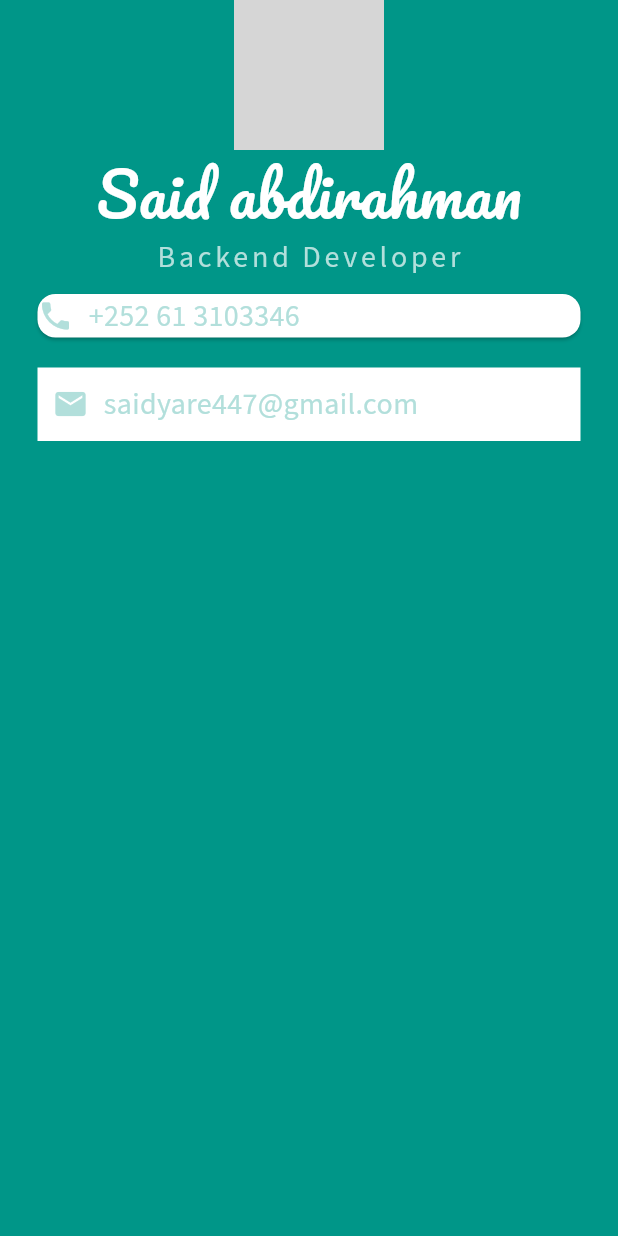
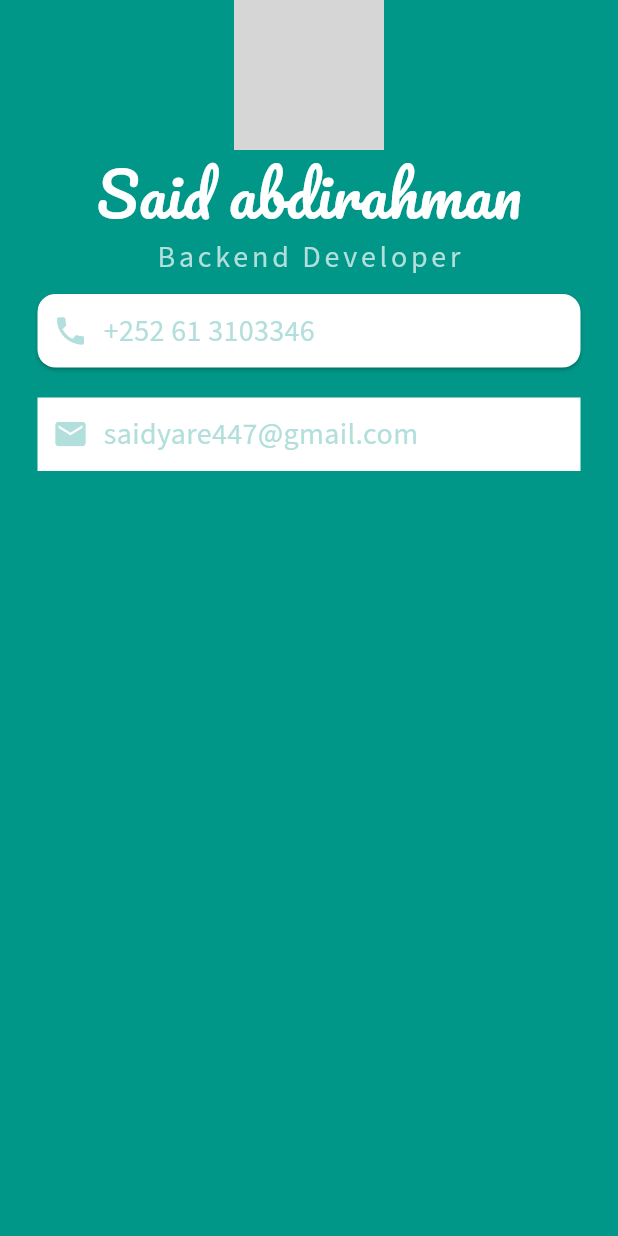
Before and after one commit to saidAbdirahman/mi_card_flutter, a Flutter app: the screen it shows after launch, on a phone screen of 412 x 824 dp. Run offline on Flutter 3.47's test engine with Material 3 defaults, Android fonts, the phone set to English and light mode, and no system bars; grey boxes are pictures that could not be loaded.

Commit message:
You can use it the row as a child of Padding class
Signed-off-by: saidAbirahman <saidqaaje11@gmail.com>

```diff
--- a/lib/main.dart
+++ b/lib/main.dart
@@ -43,6 +43,8 @@ class MyApp extends StatelessWidget {
 
                 margin: EdgeInsets.symmetric(vertical: 10.0, horizontal: 25.0),
                 color: Colors.white,
+                child: Padding(
+                  padding: EdgeInsets.all(10.0),
                   child: Row(
                     children: [
                       Icon(
@@ -60,6 +62,7 @@ class MyApp extends StatelessWidget {
                         ),
                       )
                     ],
+                  ),
                 ),
               ),
               Container(
```
Lines whose indentation alone changed are shown as unchanged.
